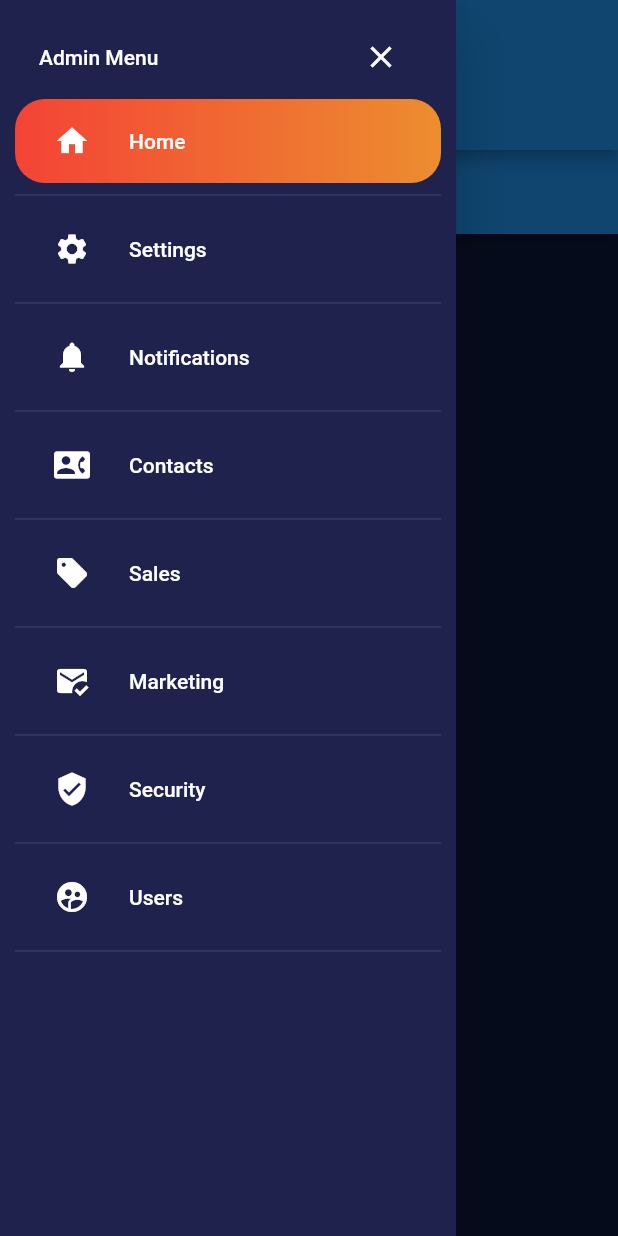
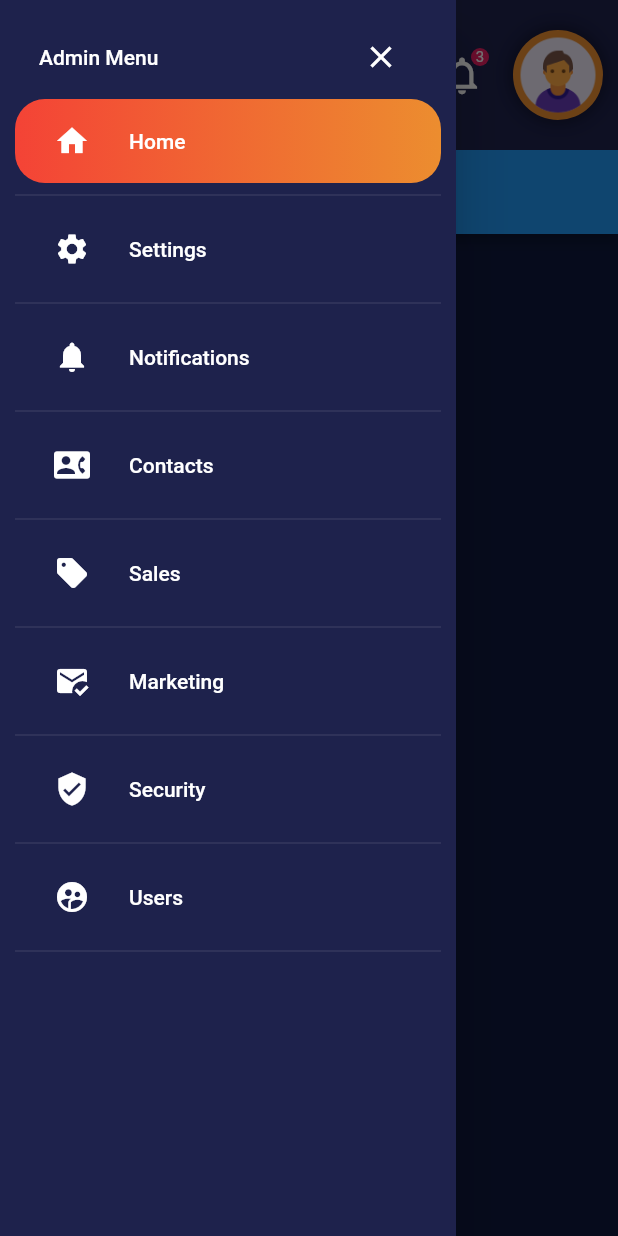
Before and after one commit to EhsanTgv/ui_panel_dashboard_practice, a Flutter app: the screen it shows after launch, with the side drawer open, on a phone screen of 412 x 824 dp. Run offline on Flutter 3.47's test engine with Material 2 defaults, Android fonts, the phone set to English and light mode, and no system bars.

Commit message:
Implement Appbar

```diff
--- /dev/null
+++ b/lib/app_bar/app_bar_widget.dart
@@ -0,0 +1,170 @@
+import 'package:flutter/material.dart';
+import 'package:ui_panel_dashboard_practice/constants.dart';
+import 'package:ui_panel_dashboard_practice/responsive_layout.dart';
+
+List<String> _buttonNames = ["Overview", "Revenue", "Sales", "Control"];
+int _currentSelectedButton = 0;
+
+class AppBarWidget extends StatefulWidget {
+  const AppBarWidget({Key? key}) : super(key: key);
+
+  @override
+  State<AppBarWidget> createState() => _AppBarWidgetState();
+}
+
+class _AppBarWidgetState extends State<AppBarWidget> {
+  @override
+  Widget build(BuildContext context) {
+    return Container(
+      color: Constants.purpleLight,
+      child: Row(
+        children: [
+          if (ResponsiveLayout.isComputer(context))
+            Container(
+              margin: const EdgeInsets.all(Constants.kPadding),
+              height: double.infinity,
+              decoration: const BoxDecoration(boxShadow: [
+                BoxShadow(
+                  color: Colors.black45,
+                  offset: Offset(0, 0),
+                  spreadRadius: 1,
+                  blurRadius: 10,
+                ),
+              ], shape: BoxShape.circle),
+              child: CircleAvatar(
+                backgroundColor: Colors.pink,
+                radius: 30,
+                child: Image.asset("images/mapp.png"),
+              ),
+            )
+          else
+            IconButton(
+              onPressed: () {
+                Scaffold.of(context).openDrawer();
+              },
+              iconSize: 30,
+              color: Colors.white,
+              icon: const Icon(Icons.menu),
+            ),
+          const SizedBox(width: Constants.kPadding),
+          const Spacer(),
+          if (ResponsiveLayout.isComputer(context))
+            ...List.generate(
+              _buttonNames.length,
+              (index) => TextButton(
+                onPressed: () {
+                  setState(() {
+                    _currentSelectedButton = index;
+                  });
+                },
+                child: Padding(
+                  padding: const EdgeInsets.all(Constants.kPadding * 2),
+                  child: Column(
+                    children: [
+                      Text(
+                        _buttonNames[index],
+                        style: TextStyle(
+                          color: _currentSelectedButton == index
+                              ? Colors.white
+                              : Colors.white70,
+                        ),
+                      ),
+                      Container(
+                        margin: const EdgeInsets.all(Constants.kPadding / 2),
+                        width: 60,
+                        height: 2,
+                        decoration: BoxDecoration(
+                          gradient: _currentSelectedButton == index
+                              ? const LinearGradient(
+                                  colors: [
+                                    Constants.redDark,
+                                    Constants.orangeDark,
+                                  ],
+                                )
+                              : null,
+                        ),
+                      )
+                    ],
+                  ),
+                ),
+              ),
+            )
+          else
+            Padding(
+              padding: const EdgeInsets.all(Constants.kPadding * 2),
+              child: Column(
+                mainAxisAlignment: MainAxisAlignment.center,
+                crossAxisAlignment: CrossAxisAlignment.center,
+                children: [
+                  Text(
+                    _buttonNames[_currentSelectedButton],
+                    style: const TextStyle(color: Colors.white),
+                  ),
+                  Container(
+                    margin: const EdgeInsets.all(Constants.kPadding / 2),
+                    width: 60,
+                    height: 2,
+                    decoration: const BoxDecoration(
+                      gradient: LinearGradient(
+                        colors: [
+                          Constants.redDark,
+                          Constants.orangeDark,
+                        ],
+                      ),
+                    ),
+                  )
+                ],
+              ),
+            ),
+          const Spacer(),
+          IconButton(
+            color: Colors.white,
+            iconSize: 30,
+            onPressed: () {},
+            icon: const Icon(Icons.search),
+          ),
+          Stack(
+            children: [
+              IconButton(
+                color: Colors.white,
+                iconSize: 30,
+                onPressed: () {},
+                icon: const Icon(Icons.notifications_none_outlined),
+              ),
+              const Positioned(
+                right: 6,
+                top: 6,
+                child: CircleAvatar(
+                  backgroundColor: Colors.pink,
+                  radius: 6,
+                  child: Text(
+                    "3",
+                    style: TextStyle(fontSize: 10, color: Colors.white),
+                  ),
+                ),
+              )
+            ],
+          ),
+          if (!ResponsiveLayout.isPhone(context))
+            Container(
+              margin: const EdgeInsets.all(Constants.kPadding),
+              height: double.infinity,
+              decoration: const BoxDecoration(boxShadow: [
+                BoxShadow(
+                  color: Colors.black45,
+                  offset: Offset(0, 0),
+                  spreadRadius: 1,
+                  blurRadius: 10,
+                )
+              ], shape: BoxShape.circle),
+              child: CircleAvatar(
+                backgroundColor: Constants.orangeDark,
+                radius: 30,
+                child: Image.asset("images/profile.png"),
+              ),
+            )
+        ],
+      ),
+    );
+  }
+}
--- a/lib/responsive_layout.dart
+++ b/lib/responsive_layout.dart
@@ -19,7 +19,7 @@
   static const int tinyLimit = 270;
   static const int phoneLimit = 550;
   static const int tabletLimit = 800;
-  static const int largeTabletLimit = 1100;
+  static const int largeTabletLimit = 1000;
 
   static bool isTinyHeightLimit(BuildContext context) =>
       MediaQuery.of(context).size.height < tinyHeightLimit;
--- a/lib/widget_tree.dart
+++ b/lib/widget_tree.dart
@@ -1,4 +1,5 @@
 import 'package:flutter/material.dart';
+import 'package:ui_panel_dashboard_practice/app_bar/app_bar_widget.dart';
 import 'package:ui_panel_dashboard_practice/drawer/drawer_page.dart';
 import 'package:ui_panel_dashboard_practice/panel_center/panel_center_page.dart';
 import 'package:ui_panel_dashboard_practice/panel_left/panel_left_page.dart';
@@ -21,7 +22,7 @@
         child: (ResponsiveLayout.isTinyLimit(context) ||
                 ResponsiveLayout.isTinyHeightLimit(context)
             ? Container()
-            : AppBar()),
+            : AppBarWidget()),
       ),
       body: ResponsiveLayout(
         tiny: Container(),
--- a/pubspec.yaml
+++ b/pubspec.yaml
@@ -60,8 +60,8 @@
   uses-material-design: true
 
   # To add assets to your application, add an assets section, like this:
-  # assets:
-  #   - images/a_dot_burr.jpeg
+  assets:
+    - images/
   #   - images/a_dot_ham.jpeg
 
   # An image asset can refer to one or more resolution-specific "variants", see
```
Also changed, not shown: images/mapp.png (added), images/profile.png (added).
